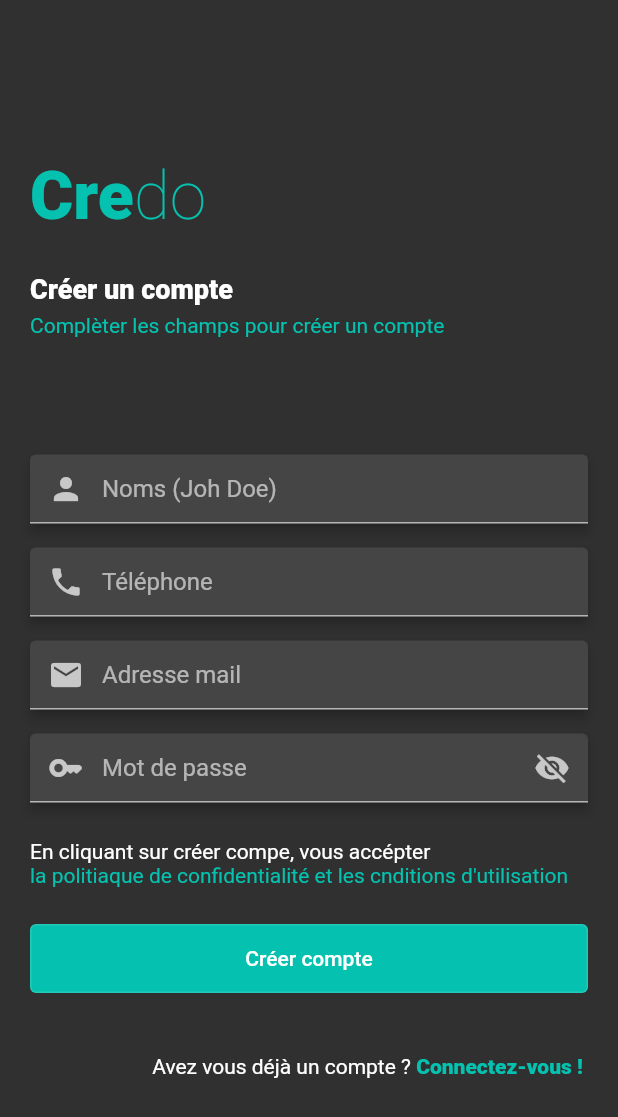
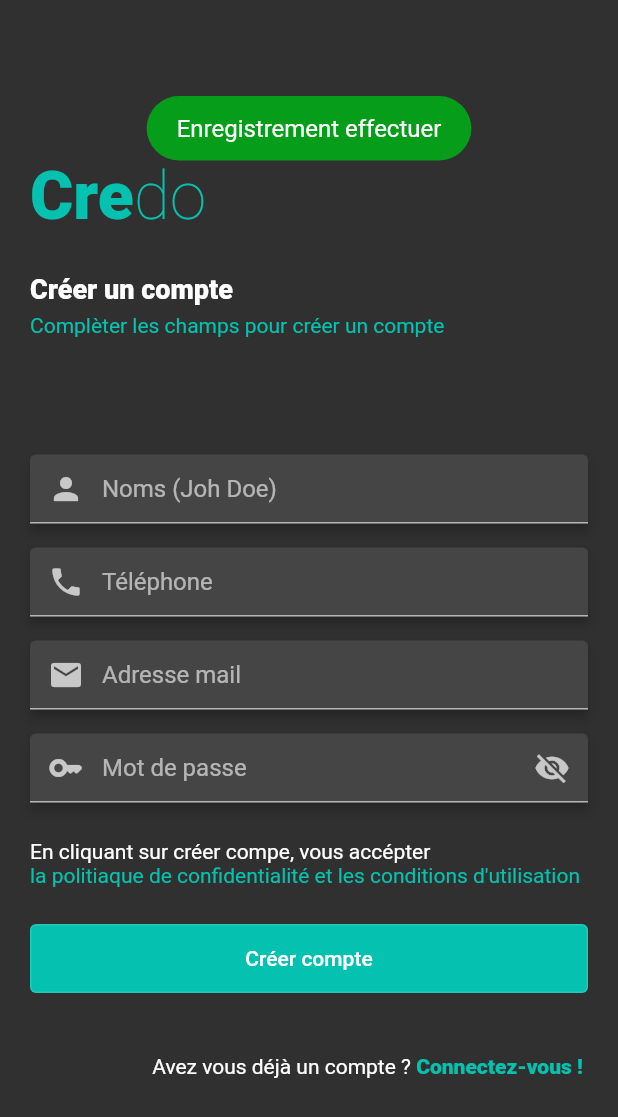
Before and after one commit to OnlyKal/credo, a Flutter app: the UserSignup screen opened by its route, after a tap on "Créer compte", on a phone screen of 412 x 824 dp. Shown: the top 1117 px of the screen. Run offline on Flutter 3.47's test engine with Material 2 defaults, Android fonts, the phone set to English and light mode, and no system bars; our stand-ins replace fluttertoast, shared_preferences, sqflite; missing offline and left inert: fluttercontactpicker; accounts and stored records are empty; network calls fail.

Commit message:
git sqlite signup

```diff
--- /dev/null
+++ b/lib/CONTROLLERS/user.controller.dart
@@ -0,0 +1,32 @@
+import 'package:flutter/material.dart';
+import '../EXPORTS/exports.files.dart';
+import 'package:shared_preferences/shared_preferences.dart';
+
+void createNewSession(value, token) async {
+  try {
+    final userSession = await SharedPreferences.getInstance();
+    userSession.setString('credo_session', value);
+  } catch (ex) {
+    debugPrint('CREATE SESSION : ${ex.toString()}');
+  }
+}
+
+void signUp(userName, userPhone, userMail, userPassword) async {
+  final session = await SharedPreferences.getInstance();
+  User user = User(
+      name: userName,
+      phoneNumber: userPhone,
+      email: userMail,
+      password: userPassword);
+  user.add().then((data) {
+    debugPrint(data.toString());
+    if (data['type'] == 'failure') {
+      messageError(data['message']);
+    } else {
+      // session.setString('user_token', data['result']['token'].toString());
+      // session.setString('user_id', data['result']['id'].toString());
+      // goto(context, const Home());
+      messageSuccess(data['message']);
+    }
+  });
+}
--- a/lib/EXPORTS/exports.files.dart
+++ b/lib/EXPORTS/exports.files.dart
@@ -18,3 +18,6 @@ export '../INTERFACES/home.dart';
 export '../INTERFACES/transactions.dart';
 export '../APIS/client.api.dart';
 export '../CONFIG/routes.dart';
+export '../MODELS/client.dart';
+export '../MODELS/db.dart';
+export '../MODELS/user.dart';
--- a/lib/INTERFACES/user.signin.dart
+++ b/lib/INTERFACES/user.signin.dart
@@ -76,7 +76,7 @@ class _UserSigninState extends State<UserSignin> {
                                     height: fullHeight(context) * 0.06,
                                   ),
                                   const Text(
-                                    'Créer un compte',
+                                    'Connectez-vous',
                                     style: TextStyle(
                                       fontSize: 18,
                                       fontWeight: FontWeight.w900,
--- a/lib/INTERFACES/user.signup.dart
+++ b/lib/INTERFACES/user.signup.dart
@@ -1,3 +1,5 @@
+import 'package:credo/CONTROLLERS/user.controller.dart';
+import 'package:credo/MODELS/user.dart';
 import 'package:flutter/material.dart';
 import '../EXPORTS/exports.files.dart';
 
@@ -16,13 +18,8 @@ class _UserSignupState extends State<UserSignup> {
 
   bool isObscur = true;
 
-  _onSignUp() => signup(
-        context,
-        userName.text,
-        userPhone.text,
-        userPassword.text,
-        userMail.text,
-      );
+  _onAddUser() =>
+      signUp(userName.text, userPhone.text, userMail.text, userPassword.text);
 
   _onShowpassword() => setState(() {
         isObscur = !isObscur;
@@ -133,7 +130,7 @@ class _UserSignupState extends State<UserSignup> {
                                       Text(
                                           'En cliquant sur créer compe, vous accépter'),
                                       Text(
-                                        "la politiaque de confidentialité et les cnditions d'utilisation",
+                                        "la politiaque de confidentialité et les conditions d'utilisation",
                                         style: TextStyle(color: greencolor),
                                       ),
                                     ],
@@ -141,7 +138,7 @@ class _UserSignupState extends State<UserSignup> {
                                   SizedBox(
                                     height: fullHeight(context) * 0.02,
                                   ),
-                                  button(context, _onSignUp, 'Créer compte')
+                                  button(context, _onAddUser, 'Créer compte')
                                 ],
                               ),
                               SizedBox(
--- a/lib/MODELS/db.dart
+++ b/lib/MODELS/db.dart
@@ -1,15 +1,17 @@
+import 'package:flutter/cupertino.dart';
 import 'package:sqflite/sqflite.dart';
 import 'package:path/path.dart';
-class Db{
-  static final Db instance= Db._instance();
-  static Database database=Null as Database;
+
+class Db {
+  static final Db instance = Db._instance();
+  static Database database = Null as Database;
   Db._instance();
 
   /// constructeur null
   Db();
 
   /// initialisation de la base de donnees
-  Future<Database> get db async{
+  Future<Database> get db async {
     database = await createDatabase();
     return database;
   }
@@ -25,9 +27,12 @@ class Db{
   /// creation des tables
   void dbTables(Database database, int version) async {
     /// table configuration general
-    await database.execute('CREATE TABLE users(id INTEGER PRIMARY KEY AUTOINCREMENT,name TEXT NOT NULL,phoneNumber  not null, email TEXT  NULL,  password TEXT  NULL,token TEXT);');
-    await database.execute('CREATE TABLE clients(id INTEGER PRIMARY KEY AUTOINCREMENT,name TEXT NOT NULL,phoneNumber TEXT not null, description TEXT , balance REAL NOT NULL, currrency TEXT );');
-    await database.execute('CREATE TABLE transactions(id INTEGER PRIMARY KEY AUTOINCREMENT,debit REAL NOT NULL DEFAULT 0,credit REAL not null DEFAULT 0,newBalance REAL NOT NULL DEFAULT 0,clientId ENTIGER NOT NULL,dateRecord DATE,paymentDate DATE, description TEXT  );');
+    await database.execute(
+        'CREATE TABLE users(id INTEGER PRIMARY KEY AUTOINCREMENT,name TEXT NOT NULL,phoneNumber  not null, email TEXT  NULL,  password TEXT  NULL,token TEXT);');
+    await database.execute(
+        'CREATE TABLE clients(id INTEGER PRIMARY KEY AUTOINCREMENT,name TEXT NOT NULL,phoneNumber TEXT not null, description TEXT , balance REAL NOT NULL, currrency TEXT );');
+    await database.execute(
+        'CREATE TABLE transactions(id INTEGER PRIMARY KEY AUTOINCREMENT,debit REAL NOT NULL DEFAULT 0,credit REAL not null DEFAULT 0,newBalance REAL NOT NULL DEFAULT 0,clientId ENTIGER NOT NULL,dateRecord DATE,paymentDate DATE, description TEXT  );');
   }
 
   /// cette methode [add] permet d'ajouter une nouvelle occurence
@@ -42,6 +47,7 @@ class Db{
     Database db = await this.db;
     final int result = await db.insert(table, values,
         conflictAlgorithm: ConflictAlgorithm.replace);
+    debugPrint(result.toString());
     if (result > 0) {
       return {"type": "success", "message": "Enregistrement effectuer"};
     } else {
@@ -81,17 +87,19 @@ class Db{
       return {"type": "failure", "message": "Quelque chose s'est mal passé"};
     }
   }
+
   /// cette methode [fetch] permet selectionner des element
   /// * @param @String [query] la requette d'insertion
   /// * @return @Map un dictionaire : type et message
   ///  "type":"success" si la requette s'est bien effectuer
   ///  "type":"failure" Dans le cas de l'eche d'enregistrement
-  Future<Map<String, String>> myInstert( String table, var field, var args) async {
+  Future<Map<String, String>> myInstert(
+      String table, var field, var args) async {
     Database db = await this.db;
-  final int result = await db.rawInsert(
-  'INSERT INTO $table($field) VALUES($args)');
+    final int result =
+        await db.rawInsert('INSERT INTO $table($field) VALUES($args)');
 
-    if (result>0) {
+    if (result > 0) {
       return {"type": "success", "message": "Enregistrement effectuer"};
     } else {
       return {"type": "failure", "message": "Quelque chose s'est mal passé"};
```
Also changed, not shown: lib/MODELS/user.dart (+3 -5 lines), lib/main.dart (line endings or trailing spaces), pubspec.lock, 7 other files.
